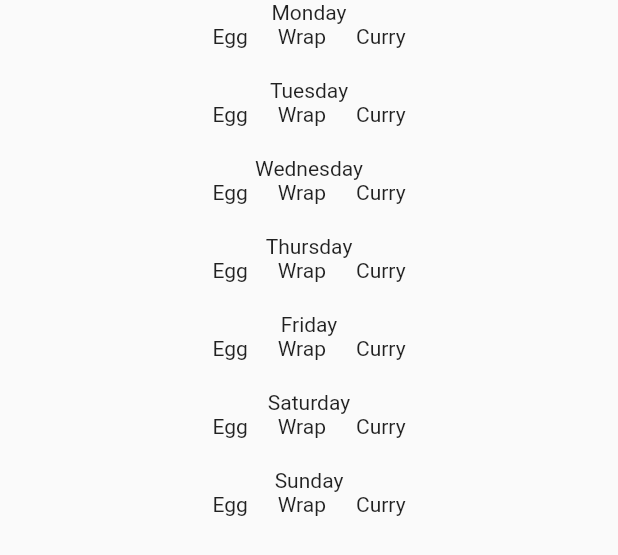
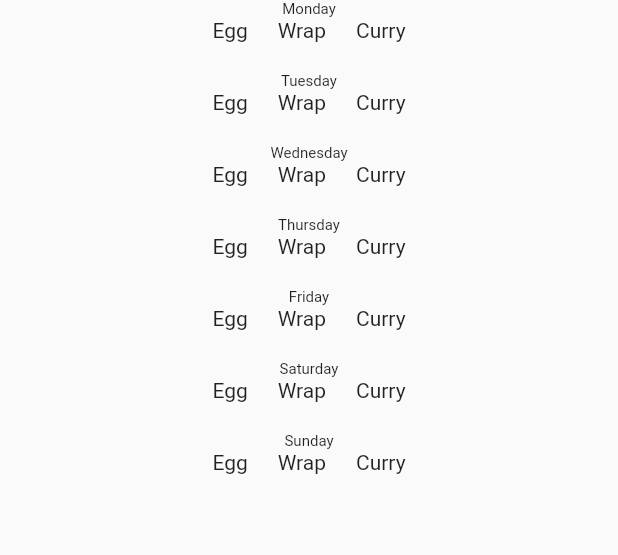
Before and after one commit to oisinfarrell00/Meal-Plan-App, a Flutter app: the WeeklyMealPlanDisplay widget shown alone on an empty page, opened directly, on a phone screen of 412 x 824 dp. Shown: the top 555 px of the screen. Run offline on Flutter 3.47's test engine with Material 2 defaults, Android fonts, the light colour scheme and no system bars; our stand-ins replace cloud_firestore, firebase_core; accounts and stored records are empty.

Commit message:
changing project structure to best practices

```diff
--- a/meal_plan_app/lib/main.dart
+++ b/meal_plan_app/lib/main.dart
@@ -1,6 +1,6 @@
 import 'package:firebase_core/firebase_core.dart';
 import 'package:flutter/material.dart';
-import 'package:meal_plan_app/home_page.dart';
+import 'package:meal_plan_app/pages/home_page.dart';
 import 'package:meal_plan_app/providers/weekly_meal_plan_provider.dart';
 import 'package:provider/provider.dart';
 
--- a/meal_plan_app/lib/home_page.dart
+++ b/meal_plan_app/lib/pages/home_page.dart
@@ -1,7 +1,7 @@
 import 'package:flutter/material.dart';
-import 'package:meal_plan_app/meal_page.dart';
-import 'package:meal_plan_app/shopping_list.dart';
-import 'package:meal_plan_app/weekly_plan.dart';
+import 'package:meal_plan_app/pages/meal_page.dart';
+import 'package:meal_plan_app/pages/shopping_list.dart';
+import 'package:meal_plan_app/pages/weekly_plan.dart';
 
 class HomePage extends StatefulWidget {
   const HomePage({super.key});
--- a/meal_plan_app/lib/meal_page.dart
+++ b/meal_plan_app/lib/pages/meal_page.dart
@@ -1,8 +1,8 @@
 import 'package:flutter/material.dart';
 import 'package:cloud_firestore/cloud_firestore.dart';
-import 'package:meal_plan_app/meal.dart';
-import 'add_meal_dialog_widget.dart';
-import 'assets/constants.dart' as constants;
+import 'package:meal_plan_app/models/meal.dart';
+import '../widgets/add_meal_dialog_widget.dart';
+import '../assets/constants.dart' as constants;
 
 class MealPage extends StatefulWidget {
   const MealPage({super.key});
--- a/meal_plan_app/lib/weekly_plan.dart
+++ b/meal_plan_app/lib/pages/weekly_plan.dart
@@ -1,7 +1,7 @@
 import 'package:flutter/material.dart';
-import 'package:meal_plan_app/weekly_plan_display.dart';
-import 'package:meal_plan_app/weekly_plan_selecter.dart';
-import 'assets/constants.dart' as constants;
+import 'package:meal_plan_app/widgets/weekly_plan_display.dart';
+import 'package:meal_plan_app/widgets/weekly_plan_selecter.dart';
+import '../assets/constants.dart' as constants;
 
 class WeeklyMealPlan extends StatefulWidget {
   const WeeklyMealPlan({super.key});
--- a/meal_plan_app/lib/add_meal_dialog_widget.dart
+++ b/meal_plan_app/lib/widgets/add_meal_dialog_widget.dart
@@ -1,5 +1,5 @@
 import 'package:flutter/material.dart';
-import 'Meal.dart';
+import '../Meal.dart';
 
 class TextSubmitForm extends StatefulWidget {
   const TextSubmitForm({Key? key}) : super(key: key);
--- a/meal_plan_app/lib/weekly_plan_display.dart
+++ b/meal_plan_app/lib/widgets/weekly_plan_display.dart
@@ -1,7 +1,7 @@
 import 'package:flutter/material.dart';
 import 'package:meal_plan_app/providers/weekly_meal_plan_provider.dart';
 import 'package:provider/provider.dart';
-import 'assets/constants.dart' as constants;
+import '../assets/constants.dart' as constants;
 
 class WeeklyMealPlanDisplay extends StatefulWidget {
   const WeeklyMealPlanDisplay({super.key});
@@ -50,7 +50,10 @@
     int dayIndex = getDayIndex(day);
     return Column(
       children: [
-        Text(day),
+        Text(
+          day,
+          style: const TextStyle(fontSize: 10),
+        ),
         Row(
           mainAxisAlignment: MainAxisAlignment.center,
           children: [
--- a/meal_plan_app/lib/weekly_plan_selecter.dart
+++ b/meal_plan_app/lib/widgets/weekly_plan_selecter.dart
@@ -1,6 +1,6 @@
 import 'package:flutter/material.dart';
-import 'package:meal_plan_app/meal_dropdown_button.dart';
-import 'assets/constants.dart' as constants;
+import 'package:meal_plan_app/widgets/meal_dropdown_widget.dart';
+import '../assets/constants.dart' as constants;
 
 class WeeklyMealPlanSelecter extends StatefulWidget {
   const WeeklyMealPlanSelecter({super.key});
```
Also changed, not shown: meal_plan_app/lib/models/meal.dart (renamed from meal_plan_app/lib/meal.dart), meal_plan_app/lib/pages/shopping_list.dart (renamed from meal_plan_app/lib/shopping_list.dart), meal_plan_app/lib/widgets/meal_dropdown_widget.dart (renamed from meal_plan_app/lib/meal_dropdown_button.dart).
